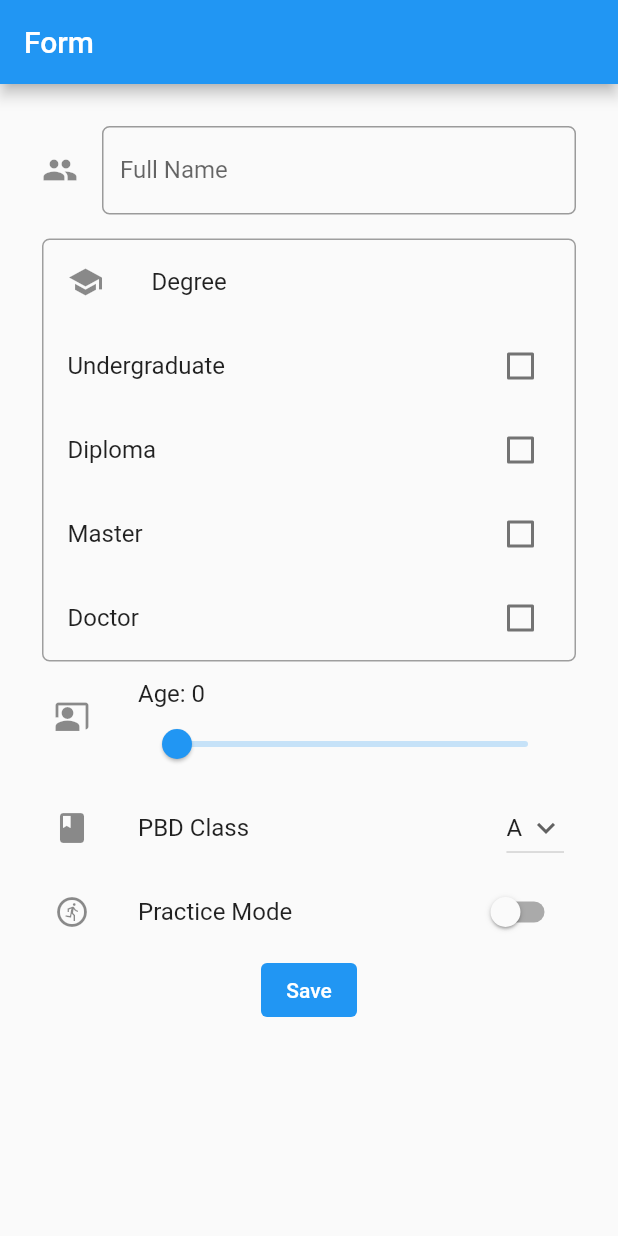
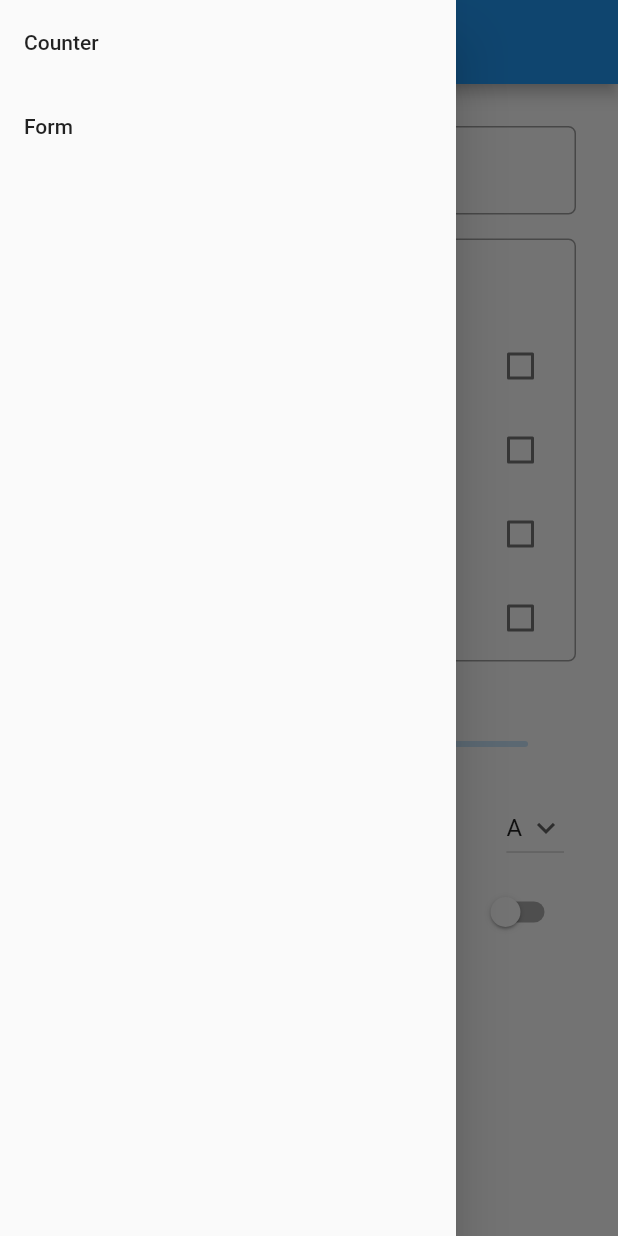
Before and after one commit to dhiwarya/pbp-flutter-tutorial, a Flutter app: the MyFormPage screen opened directly, with the side drawer open (before the commit the screen has no drawer), on a phone screen of 412 x 824 dp. Run offline on Flutter 3.47's test engine with Material 2 defaults, Android fonts, the phone set to English and light mode, and no system bars.

Commit message:
Add drawer to form.dart

```diff
--- a/lib/form.dart
+++ b/lib/form.dart
@@ -1,5 +1,20 @@
 import 'package:labflutter/form.dart';
 import 'package:flutter/material.dart';
+
+class MyApp extends StatelessWidget {
+  const MyApp({super.key});
+
+  @override
+  Widget build(BuildContext context) {
+    return MaterialApp(
+      title: 'Flutter Demo',
+      theme: ThemeData(
+        primarySwatch: Colors.blue,
+      ),
+      home: const MyFormPage(),
+    );
+  }
+}
 
 class MyFormPage extends StatefulWidget {
   const MyFormPage({super.key});
@@ -30,6 +45,33 @@ class _MyFormPageState extends State<MyFormPage> {
     return Scaffold(
       appBar: AppBar(
         title: Text('Form'),
+      ),
+      drawer: Drawer(
+        child: Column(
+          children: [
+            // Adding clickable menu
+            ListTile(
+              title: const Text('Counter'),
+              onTap: () {
+                // Routing the menu to the main page
+                Navigator.pushReplacement(
+                  context,
+                  MaterialPageRoute(builder: (context) => const MyFormPage()),
+                );
+              },
+            ),
+            ListTile(
+              title: const Text('Form'),
+              onTap: () {
+                // Routing the menu to the form page
+                Navigator.pushReplacement(
+                  context,
+                  MaterialPageRoute(builder: (context) => const MyFormPage()),
+                );
+              },
+            ),
+          ],
+        ),
       ),
       body: Form(
         key: _formKey,
```
